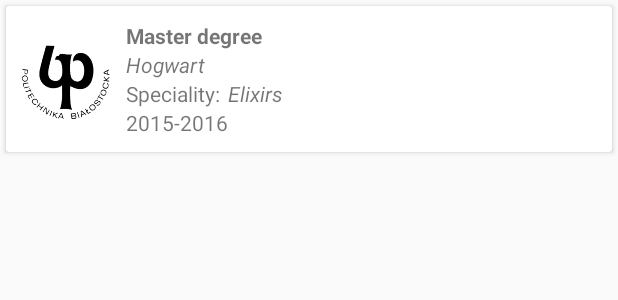
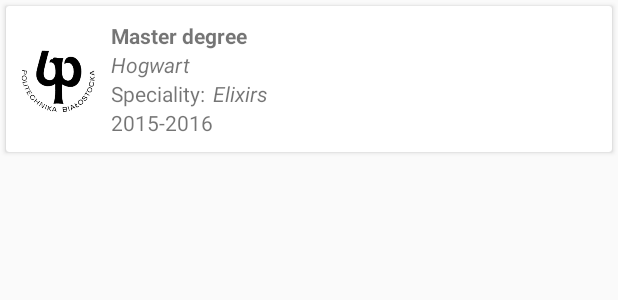
Before and after one commit to Majfrendmartin/Resume, an Android app: the layout education_item.xml on its own in the app's theme, with its tools: preview values and no code run, on a phone screen of 412 x 824 dp. Shown: the top 300 px of the screen. Run offline under Robolectric (Android 15) with nearby library versions, the phone set to English and light mode, and no system bars.

Commit message:
List displaying and handling fixes.

```diff
--- a/app/src/main/java/com/wec/resume/view/DetailsActivityFragment.java
+++ b/app/src/main/java/com/wec/resume/view/DetailsActivityFragment.java
@@ -241,7 +241,8 @@ public class DetailsActivityFragment extends AbstractPresenterFragment<DetailsAc
         }
 
         void changeItemDetailsVisibility(int position, boolean visibility) {
-            final JobHolder jobHolder = (JobHolder) rvItems.findViewHolderForAdapterPosition(position);
+            //position + 1 to handle title item
+            final JobHolder jobHolder = (JobHolder) rvItems.findViewHolderForAdapterPosition(position + 1);
             TransitionManager.beginDelayedTransition(rvItems);
             jobHolder.layoutDetails.setVisibility(visibility ? VISIBLE : GONE);
             jobHolder.tvDots.setVisibility(!visibility ? VISIBLE : GONE);
@@ -357,7 +358,8 @@ public class DetailsActivityFragment extends AbstractPresenterFragment<DetailsAc
                 jobHolder.tvTimeUnit.setText(getResources().getQuantityString(R.plurals.plural_month, months));
             }
 
-            jobHolder.cvContent.setOnClickListener(v -> onClickSubject.onNext(position));
+            // Passing position with decreased by 1 to handle title element added to list.
+            jobHolder.cvContent.setOnClickListener(v -> onClickSubject.onNext(position - 1));
 
             jobHolder.layoutDetails.setVisibility(detailsVisibility ? VISIBLE : GONE);
             jobHolder.tvDots.setVisibility(!detailsVisibility ? VISIBLE : GONE);
--- a/app/src/main/res/values/dimens.xml
+++ b/app/src/main/res/values/dimens.xml
@@ -9,5 +9,5 @@
     <dimen name="time_unit_text_size">10sp</dimen>
     <dimen name="time_text_size">20sp</dimen>
     <dimen name="header_text_size">20sp</dimen>
-    <dimen name="image_item_wh">60dp</dimen>
+    <dimen name="image_item_wh">50dp</dimen>
 </resources>
```
